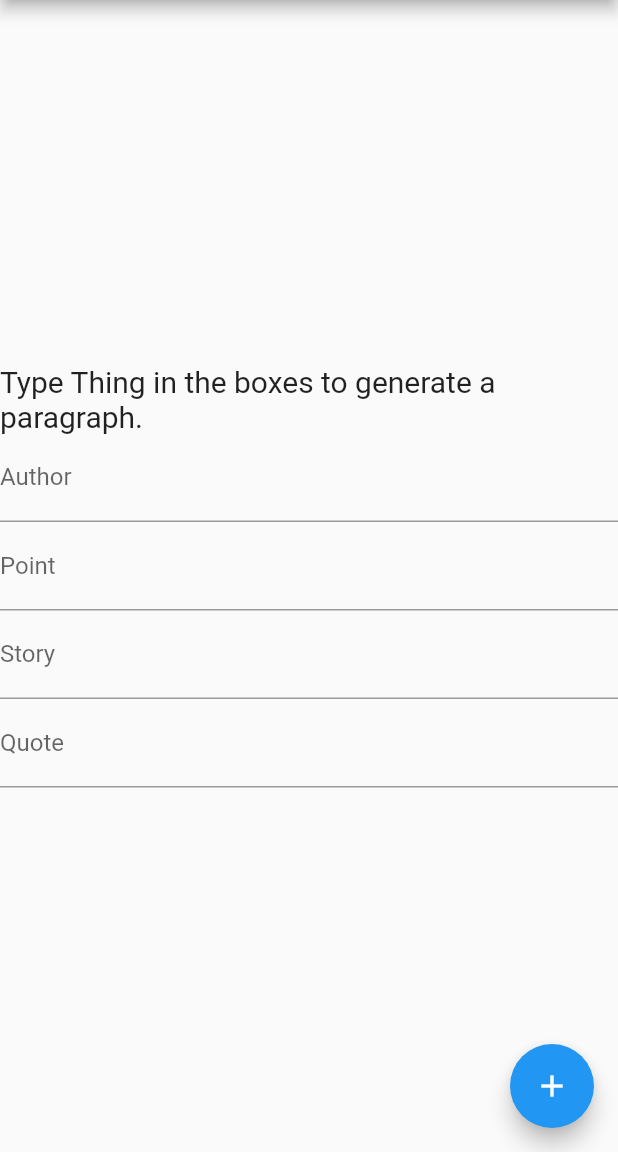
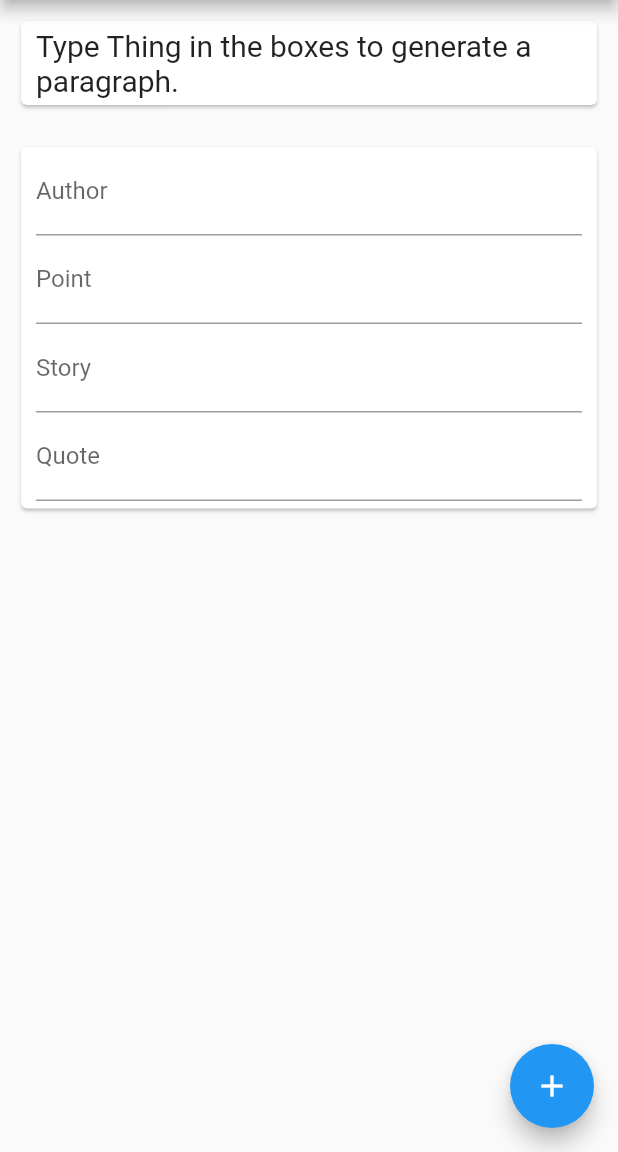
Before and after one commit to Apearson75/english-helper, a Flutter app: the Para screen opened directly, on a phone screen of 412 x 824 dp, the part 84-1236 px from its top. Run offline on Flutter 3.47's test engine with Material 2 defaults, Android fonts, the phone set to English and light mode, and no system bars; missing offline and left inert: english_techniques.

Commit message:
paragraph genrator state and quote checker state

```diff
--- a/lib/main.dart
+++ b/lib/main.dart
@@ -108,7 +108,7 @@ class _MyHomePageState extends State<MyHomePage> {
       ),
       floatingActionButton: FloatingActionButton(
         onPressed: _incrementCounter,
-        tooltip: 'Increment',
+        tooltip: 'Next',
         child: const Icon(Icons.arrow_right),
       ), // This trailing comma makes auto-formatting nicer for build methods.
     );
--- a/lib/states/para.dart
+++ b/lib/states/para.dart
@@ -22,7 +22,6 @@ class ParaState extends State<Para> {
       setState(() {
         paragraph = english.ParaMaker().authorPara(_authorController.text, _pointController.text, _storyController.text, _quoteController.text);
       });
-      print(paragraph);
   }
 
   @override
@@ -39,21 +38,21 @@ class ParaState extends State<Para> {
     TextField point = TextField(
       decoration: InputDecoration(
         labelText: 'Point',
-        hintText: 'Point',
+        hintText: 'What does the author want to point out?',
       ),
       controller: _pointController,
     );
     TextField story = TextField(
       decoration: InputDecoration(
         labelText: 'Story',
-        hintText: 'Story',
+        hintText: 'Name of the Story',
       ),
       controller: _storyController,
     );
     TextField quote = TextField(
       decoration: InputDecoration(
         labelText: 'Quote',
-        hintText: 'Quote',
+        hintText: 'The quote',
       ),
       controller: _quoteController,
     );
@@ -66,17 +65,41 @@ class ParaState extends State<Para> {
       ),
       body: Center(
         child:
+          ListView(
+            children: [
               Column(
               mainAxisAlignment: MainAxisAlignment.center,
               children: [
-              Text(
+                Container(
+                  padding: EdgeInsets.all(10.0),
+                  child: Card(
+                    child: Container(
+                      padding: EdgeInsets.only(left: 10.0, right: 10.0, top: 5, bottom: 5),
+                      child: Text(
                         paragraph,
                         style: TextStyle(fontSize: 20),
                       ),
+                    ),
+                  ),
+                ),
+                Container(
+                  padding: EdgeInsets.all(10),
+                  child: Card(
+                    child: Container(
+                      padding: EdgeInsets.only(left: 10, right: 10, bottom: 5),
+                      child: Column(
+                        children: [
                           author,
                           point,
                           story,
                           quote,
+                        ],
+                      ),
+                    ),
+                  ),
+                ),
+              ],
+            ),
           ],
         ),
       ),
```
Also changed, not shown: lib/states/checkQuote.dart (added, +78 -0 lines), lib/widgets/Drawer.dart (+7 -0 lines), pubspec.lock. Lines whose indentation alone changed are shown as unchanged.
